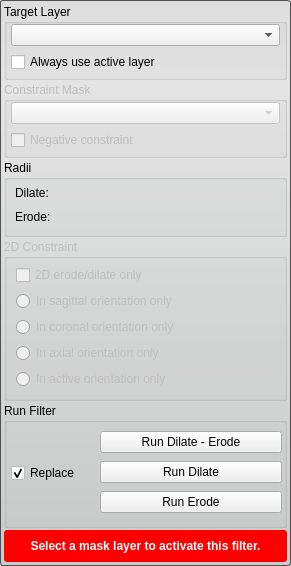
First picture: the form in src/Interface/ToolInterface/BinarySmoothDilateErodeFilterInterface.ui, repository SCIInstitute/Seg3D, before the edit.
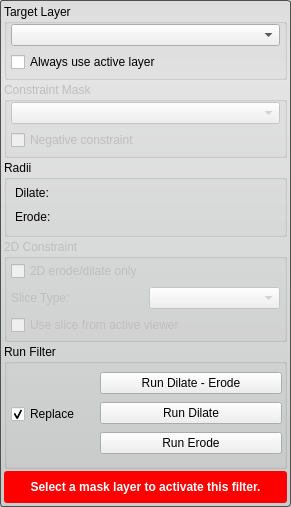
Second picture: the form after the edit. Custom widgets are drawn as their Qt base class.

Commit message: Changed the Binary Dilate -> Erode filter to use the same slice type selection behavior as Copy/Paste tool.

What changed in the file:
```diff
--- a/src/Interface/ToolInterface/BinarySmoothDilateErodeFilterInterface.ui
+++ b/src/Interface/ToolInterface/BinarySmoothDilateErodeFilterInterface.ui
@@ -7,7 +7,7 @@
     <x>0</x>
     <y>0</y>
     <width>291</width>
-    <height>564</height>
+    <height>497</height>
    </rect>
   </property>
   <property name="sizePolicy">
@@ -273,8 +273,17 @@
       <string>2D Constraint</string>
      </property>
      <layout class="QVBoxLayout" name="verticalLayout_8">
+      <property name="leftMargin">
+       <number>4</number>
+      </property>
       <property name="topMargin">
-       <number>6</number>
+       <number>2</number>
+      </property>
+      <property name="rightMargin">
+       <number>4</number>
+      </property>
+      <property name="bottomMargin">
+       <number>4</number>
       </property>
       <item>
        <widget class="QCheckBox" name="only2d_">
@@ -284,30 +293,23 @@
        </widget>
       </item>
       <item>
-       <widget class="QRadioButton" name="sagittal_slice_">
-        <property name="text">
-         <string>In sagittal orientation only</string>
-        </property>
-       </widget>
-      </item>
+       <layout class="QHBoxLayout" name="horizontalLayout_6">
       <item>
-       <widget class="QRadioButton" name="coronal_slice_">
+         <widget class="QLabel" name="label">
         <property name="text">
-         <string>In coronal orientation only</string>
+           <string>Slice Type:</string>
         </property>
        </widget>
       </item>
       <item>
-       <widget class="QRadioButton" name="axial_slice_">
-        <property name="text">
-         <string>In axial orientation only</string>
-        </property>
-       </widget>
-      </item>
+         <widget class="QComboBox" name="slice_type_"/>
+        </item>
+       </layout>
+      </item>
       <item>
-       <widget class="QRadioButton" name="active_slice_">
+       <widget class="QCheckBox" name="use_active_viewer_">
         <property name="text">
-         <string>In active orientation only</string>
+         <string>Use slice from active viewer</string>
         </property>
        </widget>
       </item>
```
Lines whose indentation alone changed are shown as unchanged. The commit also changes 11 other files.
